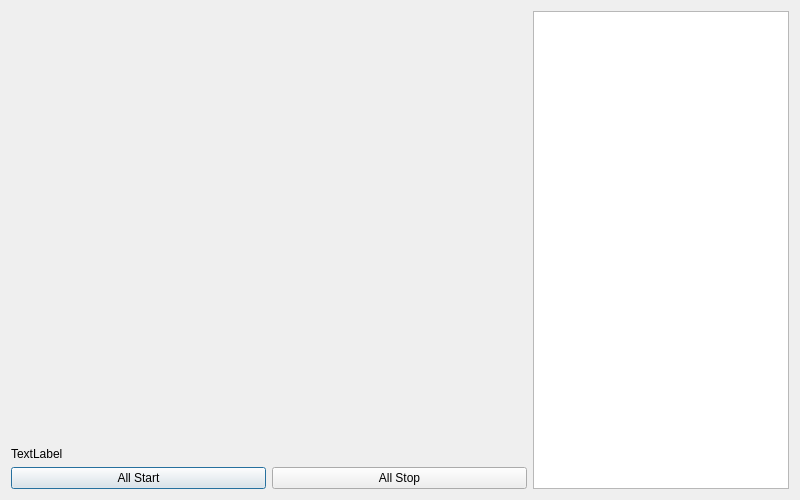
Qt form maindialog.ui (cycycyc/qffplay3) before a commit.
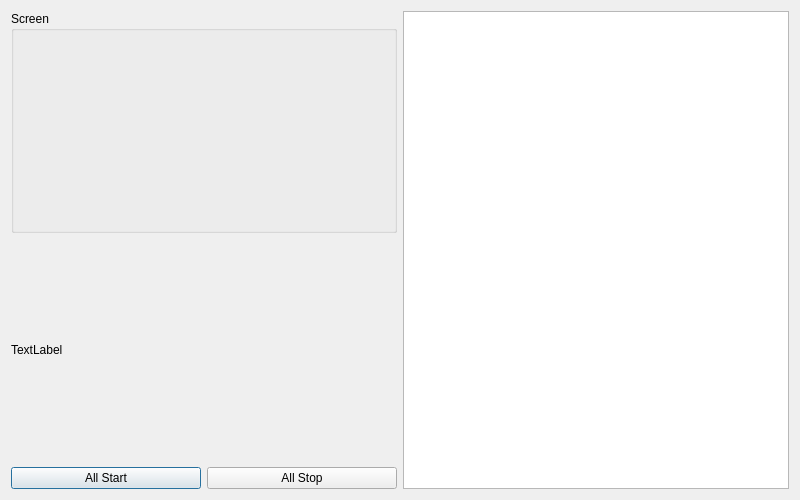
The same form after that commit. Custom widgets are drawn as their Qt base class.

The edit to the form file:
```diff
--- a/maindialog.ui
+++ b/maindialog.ui
@@ -23,12 +23,9 @@
    <item>
     <layout class="QVBoxLayout" name="verticalLayout">
      <item>
-      <widget class="Screen" name="widget" native="true">
-       <property name="sizePolicy">
-        <sizepolicy hsizetype="Expanding" vsizetype="Expanding">
-         <horstretch>0</horstretch>
-         <verstretch>0</verstretch>
-        </sizepolicy>
+      <widget class="QGroupBox" name="screenBox">
+       <property name="title">
+        <string>Screen</string>
        </property>
       </widget>
      </item>
@@ -83,14 +80,6 @@
    </item>
   </layout>
  </widget>
- <customwidgets>
-  <customwidget>
-   <class>Screen</class>
-   <extends>QWidget</extends>
-   <header>screen.h</header>
-   <container>1</container>
-  </customwidget>
- </customwidgets>
  <resources/>
  <connections/>
 </ui>
```
Left out of the diff: 8 changed lines with no effect on the pictures.
